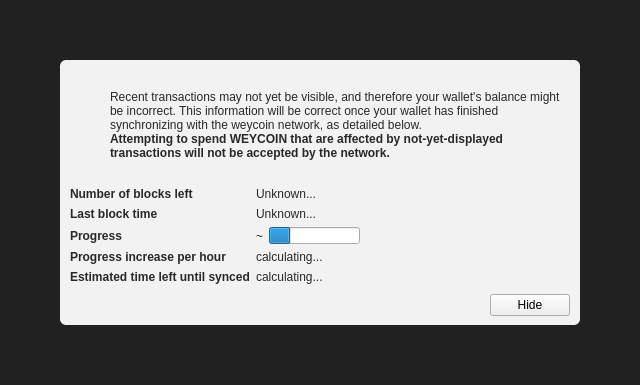
The window that src/qt/forms/modaloverlay.ui (weycoin/weycoin) describes before a commit, drawn with Qt 5.
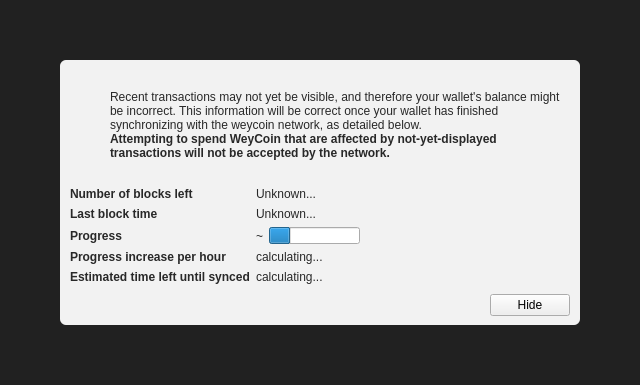
The same window after the commit. Icons and pictures are not drawn. Custom widgets are drawn as their Qt base class.

```diff
--- a/src/qt/forms/modaloverlay.ui
+++ b/src/qt/forms/modaloverlay.ui
@@ -149,7 +149,7 @@
                 </font>
                </property>
                <property name="text">
-                <string>Attempting to spend WEYCOIN that are affected by not-yet-displayed transactions will not be accepted by the network.</string>
+                <string>Attempting to spend WeyCoin that are affected by not-yet-displayed transactions will not be accepted by the network.</string>
                </property>
                <property name="textFormat">
                 <enum>Qt::RichText</enum>
```
